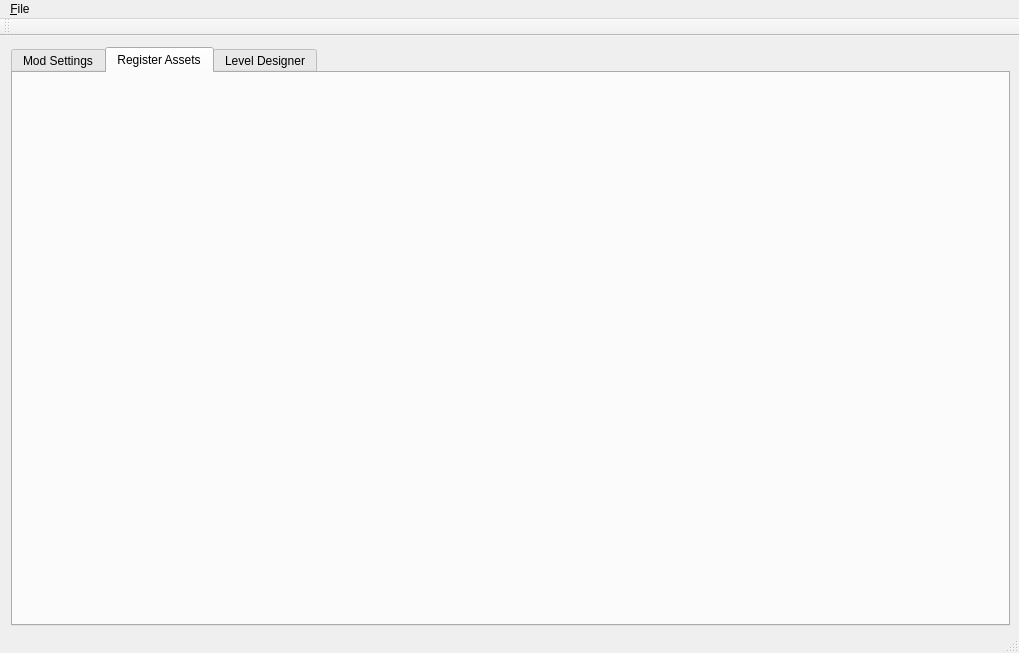
kiseitai3/Engine_Eureka, file Editor/Level_Designer/mainwindow.ui: the form before one commit.
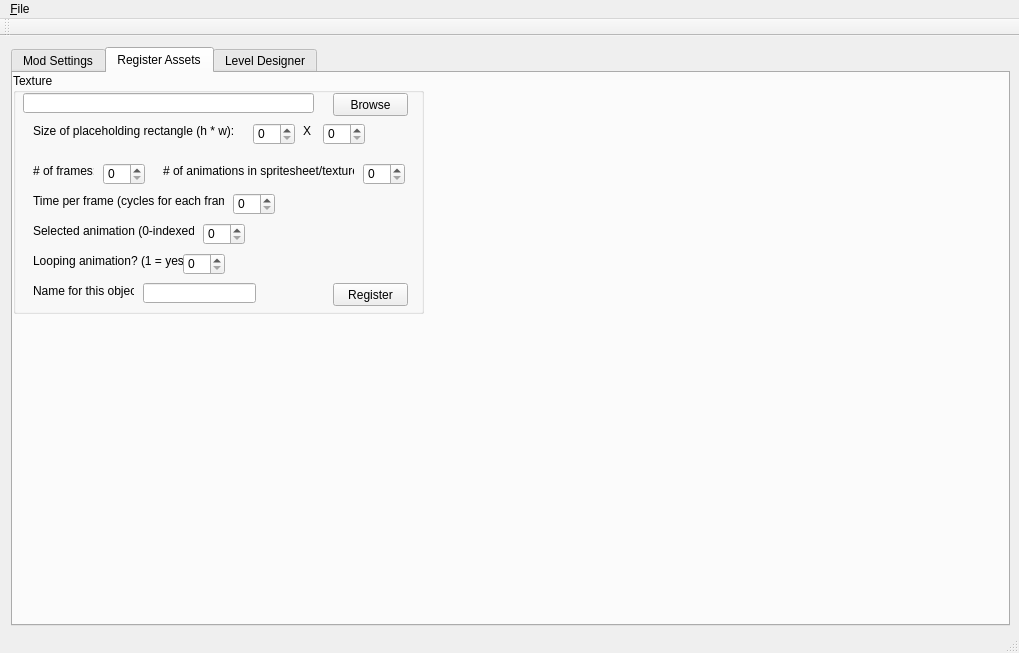
The form after the commit. The open tabs and pages were chosen to show the change.

The edit to the form file:
```diff
--- a/Editor/Level_Designer/mainwindow.ui
+++ b/Editor/Level_Designer/mainwindow.ui
@@ -195,6 +195,245 @@
         <attribute name="title">
          <string>Register Assets</string>
         </attribute>
+        <widget class="QGroupBox" name="groupBox_3">
+         <property name="geometry">
+          <rect>
+           <x>0</x>
+           <y>0</y>
+           <width>411</width>
+           <height>241</height>
+          </rect>
+         </property>
+         <property name="title">
+          <string>Texture</string>
+         </property>
+         <widget class="QPushButton" name="pbTextureBrowse">
+          <property name="geometry">
+           <rect>
+            <x>320</x>
+            <y>20</y>
+            <width>75</width>
+            <height>23</height>
+           </rect>
+          </property>
+          <property name="text">
+           <string>Browse</string>
+          </property>
+         </widget>
+         <widget class="QLineEdit" name="leTexturePath">
+          <property name="geometry">
+           <rect>
+            <x>10</x>
+            <y>20</y>
+            <width>291</width>
+            <height>20</height>
+           </rect>
+          </property>
+         </widget>
+         <widget class="QLabel" name="label_5">
+          <property name="geometry">
+           <rect>
+            <x>20</x>
+            <y>50</y>
+            <width>201</width>
+            <height>16</height>
+           </rect>
+          </property>
+          <property name="text">
+           <string>Size of placeholding rectangle (h * w):</string>
+          </property>
+         </widget>
+         <widget class="QSpinBox" name="sbHeight">
+          <property name="geometry">
+           <rect>
+            <x>240</x>
+            <y>50</y>
+            <width>42</width>
+            <height>22</height>
+           </rect>
+          </property>
+         </widget>
+         <widget class="QLabel" name="label_6">
+          <property name="geometry">
+           <rect>
+            <x>290</x>
+            <y>50</y>
+            <width>16</width>
+            <height>16</height>
+           </rect>
+          </property>
+          <property name="text">
+           <string>X</string>
+          </property>
+         </widget>
+         <widget class="QSpinBox" name="sbWidth">
+          <property name="geometry">
+           <rect>
+            <x>310</x>
+            <y>50</y>
+            <width>42</width>
+            <height>22</height>
+           </rect>
+          </property>
+         </widget>
+         <widget class="QLabel" name="label_7">
+          <property name="geometry">
+           <rect>
+            <x>20</x>
+            <y>90</y>
+            <width>61</width>
+            <height>16</height>
+           </rect>
+          </property>
+          <property name="text">
+           <string># of frames:</string>
+          </property>
+         </widget>
+         <widget class="QSpinBox" name="sbFrames">
+          <property name="geometry">
+           <rect>
+            <x>90</x>
+            <y>90</y>
+            <width>42</width>
+            <height>22</height>
+           </rect>
+          </property>
+         </widget>
+         <widget class="QLabel" name="label_8">
+          <property name="geometry">
+           <rect>
+            <x>150</x>
+            <y>90</y>
+            <width>191</width>
+            <height>16</height>
+           </rect>
+          </property>
+          <property name="text">
+           <string># of animations in spritesheet/texture:</string>
+          </property>
+         </widget>
+         <widget class="QSpinBox" name="sbAnimCounter">
+          <property name="geometry">
+           <rect>
+            <x>350</x>
+            <y>90</y>
+            <width>42</width>
+            <height>22</height>
+           </rect>
+          </property>
+         </widget>
+         <widget class="QLabel" name="label_9">
+          <property name="geometry">
+           <rect>
+            <x>20</x>
+            <y>120</y>
+            <width>191</width>
+            <height>16</height>
+           </rect>
+          </property>
+          <property name="text">
+           <string>Time per frame (cycles for each frame):</string>
+          </property>
+         </widget>
+         <widget class="QSpinBox" name="sbTimePerFrame">
+          <property name="geometry">
+           <rect>
+            <x>220</x>
+            <y>120</y>
+            <width>42</width>
+            <height>22</height>
+           </rect>
+          </property>
+         </widget>
+         <widget class="QLabel" name="label_10">
+          <property name="geometry">
+           <rect>
+            <x>20</x>
+            <y>150</y>
+            <width>161</width>
+            <height>16</height>
+           </rect>
+          </property>
+          <property name="toolTip">
+           <string>Useful for multianimation textures! It allows you to select the animation from the file!</string>
+          </property>
+          <property name="text">
+           <string>Selected animation (0-indexed):</string>
+          </property>
+         </widget>
+         <widget class="QSpinBox" name="sbAnimNum">
+          <property name="geometry">
+           <rect>
+            <x>190</x>
+            <y>150</y>
+            <width>42</width>
+            <height>22</height>
+           </rect>
+          </property>
+         </widget>
+         <widget class="QLabel" name="label_11">
+          <property name="geometry">
+           <rect>
+            <x>20</x>
+            <y>180</y>
+            <width>151</width>
+            <height>16</height>
+           </rect>
+          </property>
+          <property name="text">
+           <string>Looping animation? (1 = yes):</string>
+          </property>
+         </widget>
+         <widget class="QSpinBox" name="sbLoop">
+          <property name="geometry">
+           <rect>
+            <x>170</x>
+            <y>180</y>
+            <width>42</width>
+            <height>22</height>
+           </rect>
+          </property>
+          <property name="maximum">
+           <number>1</number>
+          </property>
+         </widget>
+         <widget class="QPushButton" name="pbRegTexture">
+          <property name="geometry">
+           <rect>
+            <x>320</x>
+            <y>210</y>
+            <width>75</width>
+            <height>23</height>
+           </rect>
+          </property>
+          <property name="text">
+           <string>Register</string>
+          </property>
+         </widget>
+         <widget class="QLabel" name="label_12">
+          <property name="geometry">
+           <rect>
+            <x>20</x>
+            <y>210</y>
+            <width>101</width>
+            <height>16</height>
+           </rect>
+          </property>
+          <property name="text">
+           <string>Name for this object:</string>
+          </property>
+         </widget>
+         <widget class="QLineEdit" name="leTexName">
+          <property name="geometry">
+           <rect>
+            <x>130</x>
+            <y>210</y>
+            <width>113</width>
+            <height>20</height>
+           </rect>
+          </property>
+         </widget>
+        </widget>
        </widget>
        <widget class="QWidget" name="tabDesigner">
         <attribute name="title">
```
Left out of the diff: 2 changed lines with no effect on the pictures.
